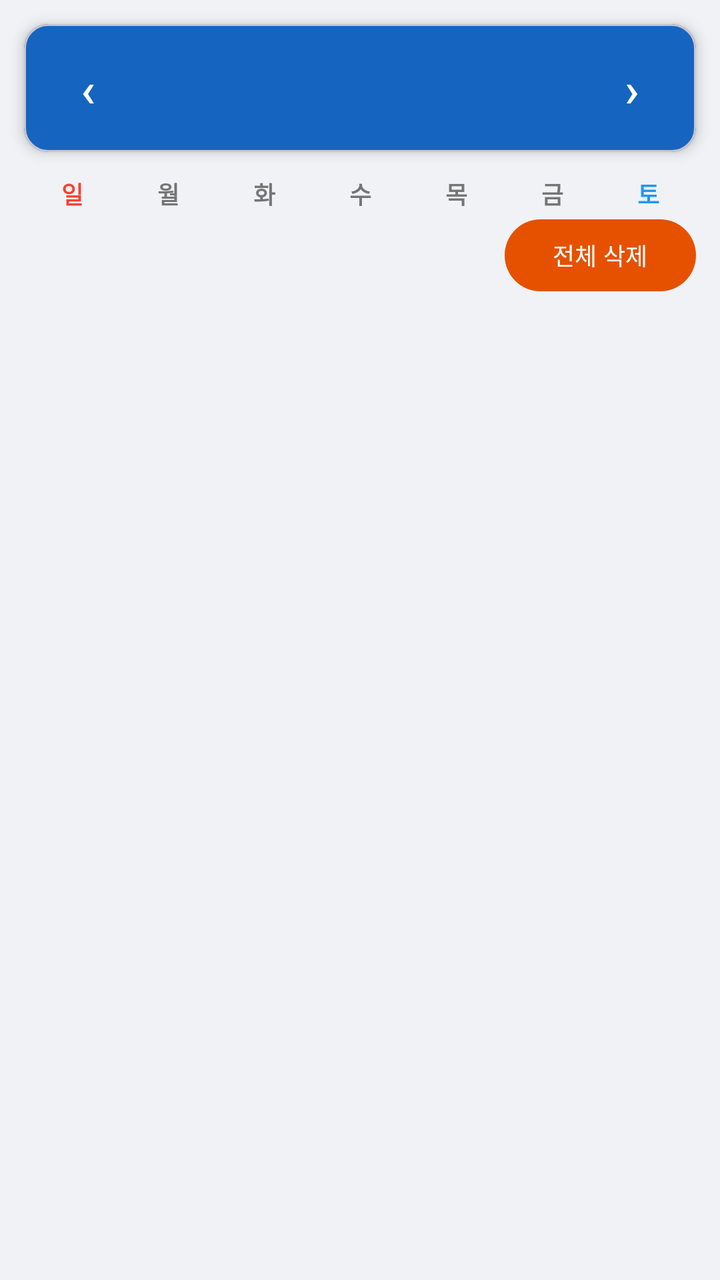
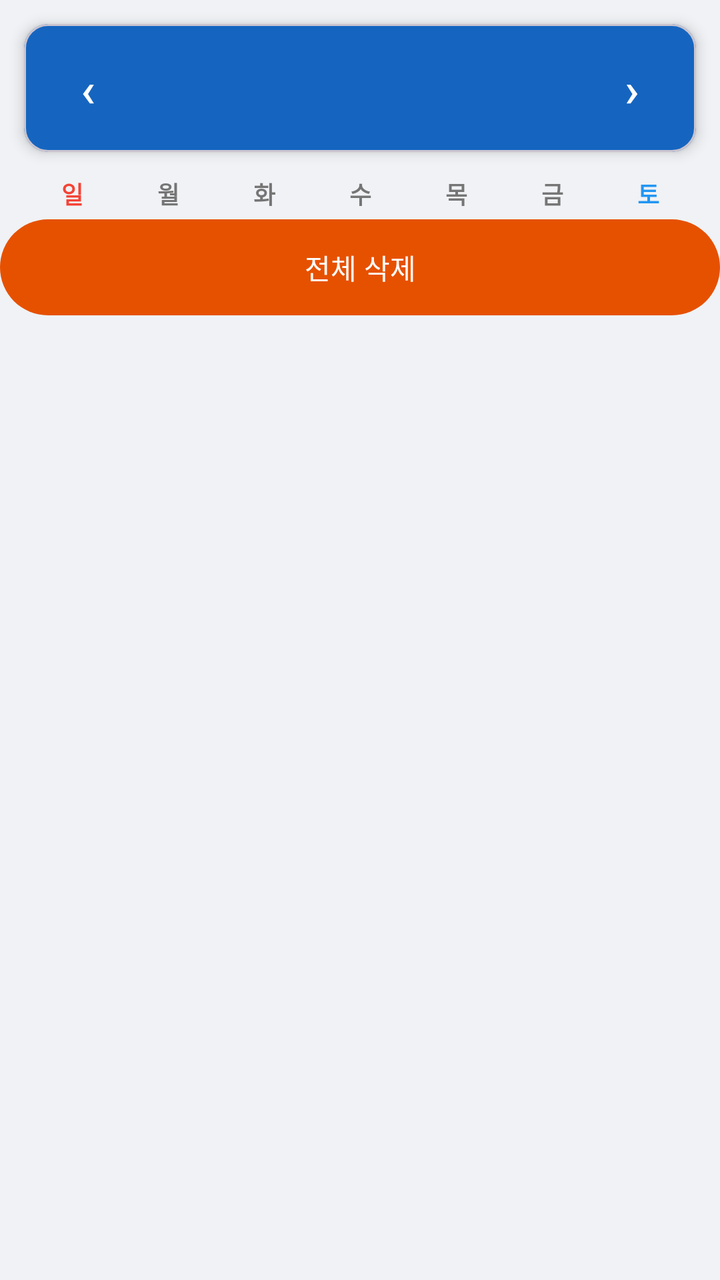

Compare the two renders of this Android layout. The source of the first and the diff that turns it into the second are given below.
<!-- AndroidManifest.xml: application theme Theme.ParkingManager -->
<!-- res/layout/fragment_monthly_history.xml -->
<?xml version="1.0" encoding="utf-8"?>
<LinearLayout xmlns:android="http://schemas.android.com/apk/res/android"
    xmlns:app="http://schemas.android.com/apk/res-auto"
    android:layout_width="match_parent"
    android:layout_height="match_parent"
    android:orientation="vertical"
    android:background="@color/background">

    
    <com.google.android.material.card.MaterialCardView
        android:layout_width="match_parent"
        android:layout_height="wrap_content"
        android:layout_margin="12dp"
        app:cardElevation="4dp"
        app:cardCornerRadius="12dp"
        app:cardBackgroundColor="@color/primary">

        <LinearLayout
            android:layout_width="match_parent"
            android:layout_height="wrap_content"
            android:orientation="horizontal"
            android:gravity="center_vertical"
            android:padding="8dp">

            <com.google.android.material.button.MaterialButton
                android:id="@+id/btn_prev_month"
                android:layout_width="48dp"
                android:layout_height="48dp"
                android:text="‹"
                android:textSize="24sp"
                android:textColor="@android:color/white"
                android:insetLeft="0dp"
                android:insetTop="0dp"
                android:insetRight="0dp"
                android:insetBottom="0dp"
                android:padding="0dp"
                app:backgroundTint="@android:color/transparent"
                style="@style/Widget.Material3.Button.TextButton" />

            <TextView
                android:id="@+id/tv_selected_month"
                android:layout_width="0dp"
                android:layout_height="wrap_content"
                android:layout_weight="1"
                android:gravity="center"
                android:textSize="16sp"
                android:textStyle="bold"
                android:textColor="@android:color/white" />

            <com.google.android.material.button.MaterialButton
                android:id="@+id/btn_next_month"
                android:layout_width="48dp"
                android:layout_height="48dp"
                android:text="›"
                android:textSize="24sp"
                android:textColor="@android:color/white"
                android:insetLeft="0dp"
                android:insetTop="0dp"
                android:insetRight="0dp"
                android:insetBottom="0dp"
                android:padding="0dp"
                app:backgroundTint="@android:color/transparent"
                style="@style/Widget.Material3.Button.TextButton" />
        </LinearLayout>
    </com.google.android.material.card.MaterialCardView>

    
    <LinearLayout
        android:layout_width="match_parent"
        android:layout_height="wrap_content"
        android:orientation="horizontal"
        android:paddingHorizontal="12dp"
        android:paddingBottom="4dp">

        <TextView android:layout_width="0dp" android:layout_height="wrap_content"
            android:layout_weight="1" android:gravity="center"
            android:text="일" android:textSize="12sp" android:textColor="#F44336" android:textStyle="bold"/>
        <TextView android:layout_width="0dp" android:layout_height="wrap_content"
            android:layout_weight="1" android:gravity="center"
            android:text="월" android:textSize="12sp" android:textColor="@color/text_secondary" android:textStyle="bold"/>
        <TextView android:layout_width="0dp" android:layout_height="wrap_content"
            android:layout_weight="1" android:gravity="center"
            android:text="화" android:textSize="12sp" android:textColor="@color/text_secondary" android:textStyle="bold"/>
        <TextView android:layout_width="0dp" android:layout_height="wrap_content"
            android:layout_weight="1" android:gravity="center"
            android:text="수" android:textSize="12sp" android:textColor="@color/text_secondary" android:textStyle="bold"/>
        <TextView android:layout_width="0dp" android:layout_height="wrap_content"
            android:layout_weight="1" android:gravity="center"
            android:text="목" android:textSize="12sp" android:textColor="@color/text_secondary" android:textStyle="bold"/>
        <TextView android:layout_width="0dp" android:layout_height="wrap_content"
            android:layout_weight="1" android:gravity="center"
            android:text="금" android:textSize="12sp" android:textColor="@color/text_secondary" android:textStyle="bold"/>
        <TextView android:layout_width="0dp" android:layout_height="wrap_content"
            android:layout_weight="1" android:gravity="center"
            android:text="토" android:textSize="12sp" android:textColor="#2196F3" android:textStyle="bold"/>
    </LinearLayout>

    
    <com.google.android.material.button.MaterialButton
        android:id="@+id/btn_delete_all"
        android:layout_width="wrap_content"
        android:layout_height="36dp"
        android:layout_marginEnd="12dp"
        android:layout_marginBottom="4dp"
        android:layout_gravity="end"
        android:text="전체 삭제"
        android:textSize="12sp"
        android:insetTop="0dp"
        android:insetBottom="0dp"
        app:backgroundTint="@color/orange"
        style="@style/Widget.Material3.Button" />

    
    <GridView
        android:id="@+id/grid_calendar"
        android:layout_width="match_parent"
        android:layout_height="wrap_content"
        android:layout_marginHorizontal="12dp"
        android:numColumns="7"
        android:verticalSpacing="2dp"
        android:horizontalSpacing="2dp"
        android:stretchMode="columnWidth" />

    
    <com.google.android.material.card.MaterialCardView
        android:id="@+id/card_day_detail"
        android:layout_width="match_parent"
        android:layout_height="0dp"
        android:layout_weight="1"
        android:layout_margin="12dp"
        android:visibility="gone"
        app:cardElevation="2dp"
        app:cardCornerRadius="12dp">

        <LinearLayout
            android:layout_width="match_parent"
            android:layout_height="match_parent"
            android:orientation="vertical">

            <TextView
                android:id="@+id/tv_detail_date"
                android:layout_width="match_parent"
                android:layout_height="wrap_content"
                android:padding="12dp"
                android:textSize="14sp"
                android:textStyle="bold"
                android:textColor="@color/primary" />

            <androidx.recyclerview.widget.RecyclerView
                android:id="@+id/recycler_day_history"
                android:layout_width="match_parent"
                android:layout_height="0dp"
                android:layout_weight="1"
                android:paddingHorizontal="8dp"
                android:paddingBottom="8dp"
                android:clipToPadding="false" />

            <TextView
                android:id="@+id/tv_detail_empty"
                android:layout_width="match_parent"
                android:layout_height="wrap_content"
                android:text="이 날의 주차 기록이 없습니다."
                android:gravity="center"
                android:textSize="14sp"
                android:textColor="@color/text_secondary"
                android:padding="24dp"
                android:visibility="gone" />
        </LinearLayout>
    </com.google.android.material.card.MaterialCardView>

</LinearLayout>
<!-- resources referenced by this layout -->
<resources>
  <color name="background">#F0F2F5</color>
  <color name="orange">#E65100</color>
  <color name="primary">#1565C0</color>
  <color name="text_secondary">#757575</color>
  <style name="Theme.ParkingManager" parent="Theme.Material3.DayNight.NoActionBar">
          <item name="colorPrimary">@color/primary</item>
          <item name="colorPrimaryVariant">@color/primary_dark</item>
          <item name="colorOnPrimary">@android:color/white</item>
          <item name="colorSecondary">@color/orange</item>
          <item name="android:colorBackground">@color/background</item>
      </style>
  <color name="primary_dark">#003c8f</color>
</resources>

<!-- the commit's change to res/layout/fragment_monthly_history.xml (unified diff, before → after) -->
@@ -96,21 +96,6 @@
     </LinearLayout>
 
     
-    <com.google.android.material.button.MaterialButton
-        android:id="@+id/btn_delete_all"
-        android:layout_width="wrap_content"
-        android:layout_height="36dp"
-        android:layout_marginEnd="12dp"
-        android:layout_marginBottom="4dp"
-        android:layout_gravity="end"
-        android:text="전체 삭제"
-        android:textSize="12sp"
-        android:insetTop="0dp"
-        android:insetBottom="0dp"
-        app:backgroundTint="@color/orange"
-        style="@style/Widget.Material3.Button" />
-
-    
     <GridView
         android:id="@+id/grid_calendar"
         android:layout_width="match_parent"
@@ -168,4 +153,16 @@
         </LinearLayout>
     </com.google.android.material.card.MaterialCardView>
 
+    
+    <com.google.android.material.button.MaterialButton
+        android:id="@+id/btn_delete_all"
+        android:layout_width="match_parent"
+        android:layout_height="48dp"
+        android:text="전체 삭제"
+        android:textSize="14sp"
+        android:insetTop="0dp"
+        android:insetBottom="0dp"
+        app:backgroundTint="@color/orange"
+        style="@style/Widget.Material3.Button" />
+
 </LinearLayout>
